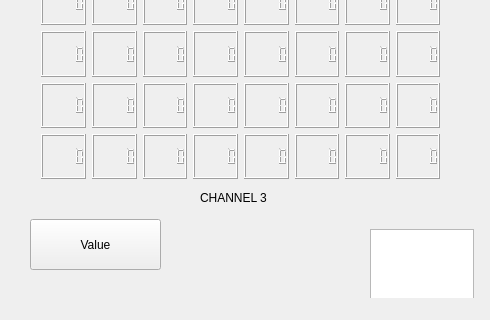
Qt form mainwindow.ui (vartult/Qt_Score) before a commit; both pictures show x 0 to 490 and y 301 to 621 of the 945 by 621 pixel window.
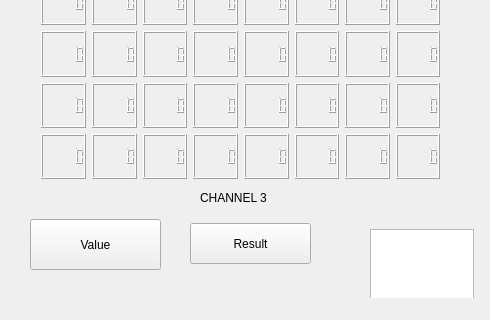
The same form after that commit.

What changed in the file:
```diff
--- a/mainwindow.ui
+++ b/mainwindow.ui
@@ -537,6 +537,19 @@
      </rect>
     </property>
    </widget>
+   <widget class="QPushButton" name="res">
+    <property name="geometry">
+     <rect>
+      <x>190</x>
+      <y>524</y>
+      <width>121</width>
+      <height>41</height>
+     </rect>
+    </property>
+    <property name="text">
+     <string>Result</string>
+    </property>
+   </widget>
    <zorder>Result</zorder>
    <zorder>Button</zorder>
    <zorder>gridLayoutWidget</zorder>
```
Left out of the diff: 1 changed line with no effect on the pictures.
